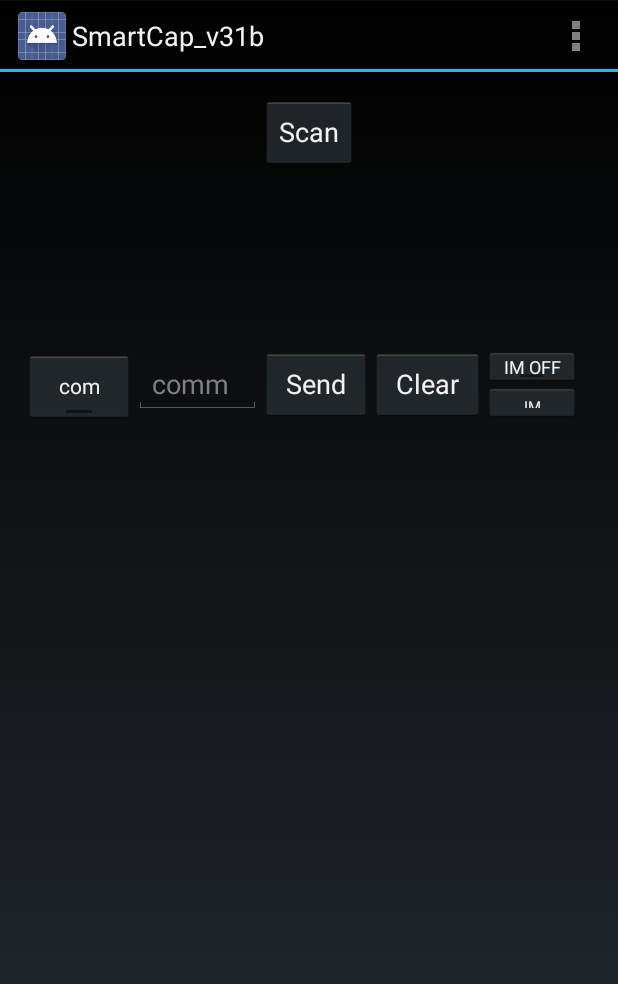
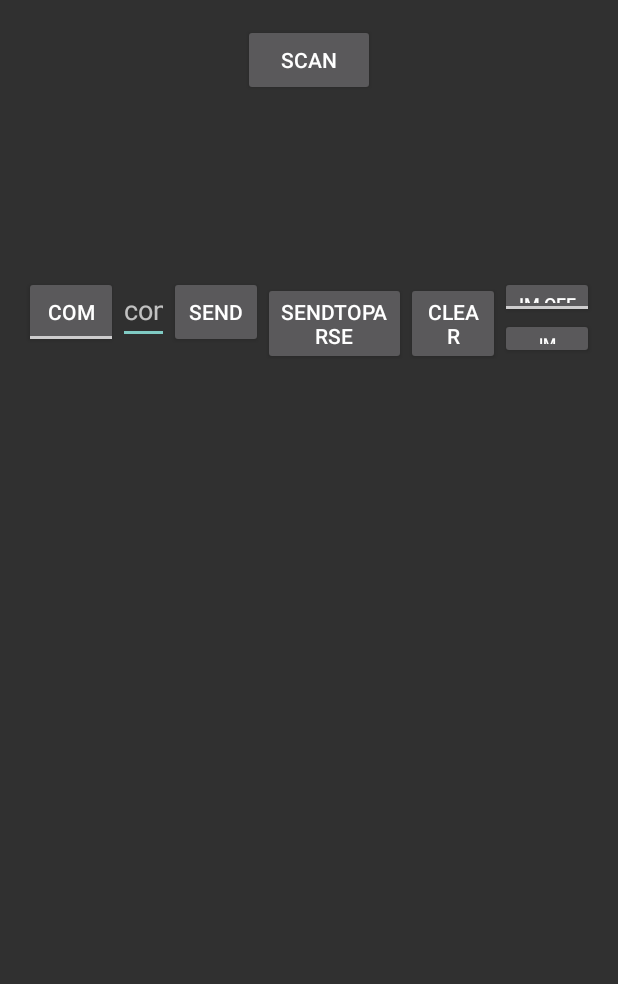
Before and after one commit to AdherencePillProject/AndroidApp, an Android app: the screen it shows after launch (MainActivity), on a phone screen of 412 x 824 dp. Shown: the top 984 px of the screen. Run offline under Robolectric (Android 15) with nearby library versions, the phone set to English and light mode, and no system bars; 3 statements that could not run were skipped.

Commit message:
manually transfor text data to Parse

```diff
--- a/app/src/main/java/com/example/ilya/smartcap_v31b/MainActivity.java
+++ b/app/src/main/java/com/example/ilya/smartcap_v31b/MainActivity.java
@@ -113,6 +113,8 @@ public class MainActivity extends Activity
     private int len_image;
     private int val;
     private boolean header_done = false;
+
+    private Button button_send_to_parse;
 
     Calendar timeNow;
 
@@ -319,6 +321,15 @@ public class MainActivity extends Activity
                 showErrorDialog(R.string.error, R.string.discon_timeout_message);
             }
         };
+
+        button_send_to_parse = (Button) findViewById(R.id.button_send_to_parse);
+        button_send_to_parse.setOnClickListener(new View.OnClickListener() {
+            @Override
+            public void onClick(View v) {
+                Intent intent = new Intent(MainActivity.this, SendToParseActivity.class);
+                startActivity(intent);
+            }
+        });
     }
 
     @Override
--- a/app/src/main/res/layout/activity_main.xml
+++ b/app/src/main/res/layout/activity_main.xml
@@ -49,6 +49,13 @@
             android:text="Send"
             android:id="@+id/button_send"
             android:layout_weight="1"/>
+
+        <Button
+            android:layout_width="wrap_content"
+            android:layout_height="wrap_content"
+            android:text="SendToParse"
+            android:id="@+id/button_send_to_parse"
+            android:layout_weight="1" />
 
         <Button
             android:layout_width="wrap_content"
--- a/app/src/main/res/values/styles.xml
+++ b/app/src/main/res/values/styles.xml
@@ -1,8 +1,11 @@
 <resources>
 
     <!-- Base application theme. -->
-    <style name="AppTheme" parent="Theme.AppCompat.Light.DarkActionBar">
-        <!-- Customize your theme here. -->
+    <!--<style name="AppTheme" parent="Theme.AppCompat.Light.DarkActionBar">-->
+        <!--&lt;!&ndash; Customize your theme here. &ndash;&gt;-->
+    <!--</style>-->
+    <style name="Theme.AppCompat.Light.NoActionBar" parent="@style/Theme.AppCompat.Light">
+        <item name="android:windowNoTitle">true</item>
     </style>
 
 </resources>
--- a/build.gradle
+++ b/build.gradle
@@ -6,7 +6,6 @@ buildscript {
     }
     dependencies {
         classpath 'com.android.tools.build:gradle:1.3.0'
-
         // NOTE: Do not place your application dependencies here; they belong
         // in the individual module build.gradle files
     }
```
Also changed, not shown: app/build.gradle (+6 -1 lines), app/src/main/AndroidManifest.xml (+15 -1 lines), app/src/main/java/com/example/ilya/smartcap_v31b/SendToParseActivity.java (added, +101 -0 lines), app/src/main/res/layout/activity_send_to_parse.xml (added, +15 -0 lines), 2 other files.
